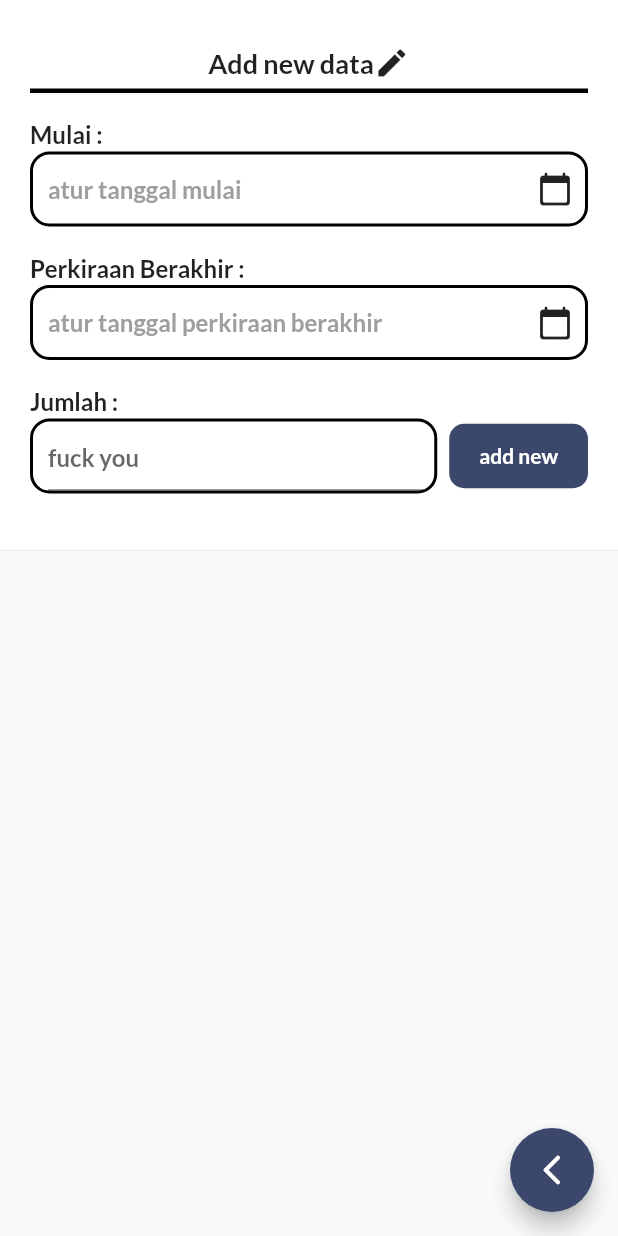
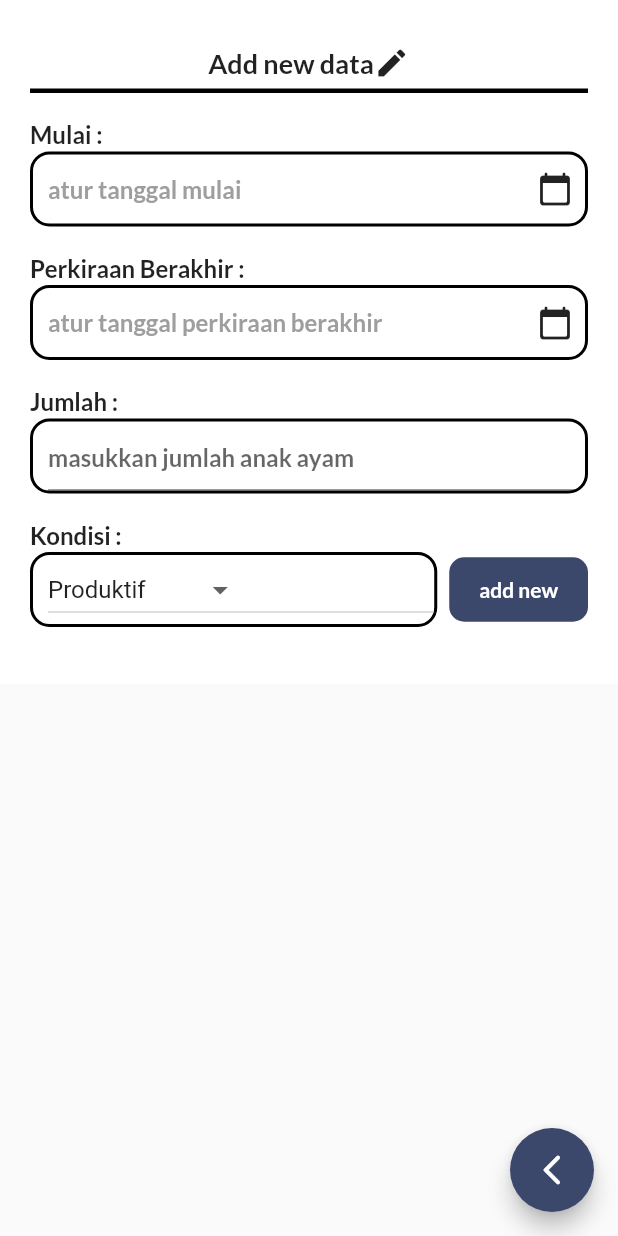
Before and after one commit to Rokel15/Jea-Aplikasi-Penulisan-Ilmiah-Gunadarma, a Flutter app: the addData_Afkeur screen opened directly, on a phone screen of 412 x 824 dp. Run offline on Flutter 3.47's test engine with Material 2 defaults, Android fonts, the phone set to English and light mode, and no system bars; our stand-ins replace cloud_firestore, firebase_core, get, google_fonts, sqflite; missing offline and left inert: syncfusion_flutter_pdfviewer; accounts and stored records are empty.

Commit message:
ui afkeur

```diff
--- a/lib/ui/Afkeur/addData_Afkeur.dart
+++ b/lib/ui/Afkeur/addData_Afkeur.dart
@@ -44,6 +44,14 @@ class _addData_AfkeurState extends State<addData_Afkeur> {
   }
 
   TextEditingController inputJumlah_controller = TextEditingController();
+
+  List<String> listKondisi = ['Produktif', 'tidak produktif'];
+  String kondisiAwal = 'Produktif';
+  void onChanged_kondisi(String? value){
+    setState(() {
+      kondisiAwal = value!;
+    });
+  }
 
   @override
   Widget build(BuildContext context) {
@@ -276,10 +284,75 @@ class _addData_AfkeurState extends State<addData_Afkeur> {
                                           )
                                       ),
                                       decoration: InputDecoration(
-                                        hintText: 'fuck you',
+                                        hintText: 'masukkan jumlah anak ayam',
                                       ),
                                     ),
                                   ),
+                                ),
+                              ),
+                            ],
+                          ),
+                        ],
+                      ),
+                    ),
+                    Container(
+                      padding: EdgeInsets.only(top: 5, bottom: 13),
+                      child: Column(
+                        crossAxisAlignment: CrossAxisAlignment.start,
+                        children: [
+                          Text(
+                            'Kondisi :',
+                            style: GoogleFonts.lato(
+                              textStyle: TextStyle(
+                                fontSize: 16,
+                                fontWeight: FontWeight.w600
+                              )
+                            ),
+                          ),
+                          SizedBox(
+                            height: 2,
+                          ),
+                          Row(
+                            children: [
+                              Expanded(
+                                child: Container(
+                                  height: 50,
+                                  decoration: BoxDecoration(
+                                      borderRadius: BorderRadius.circular(13),
+                                      border: Border.all(
+                                          width: 2,
+                                          color: Colors.black
+                                      )
+                                  ),
+                                  child: Padding(
+                                    padding: const EdgeInsets.only(left: 10),
+                                    child: DropdownButton(
+                                          value: kondisiAwal,
+                                          items: listKondisi.map((String e)
+                                          => DropdownMenuItem(
+                                              value: e,
+                                              child: Text(e)
+                                          )).toList(),
+                                          onChanged: (String? value){
+                                            onChanged_kondisi(value);
+                                          },
+                                        ),
+                                  ),
+                                  // child: Padding(
+                                  //   padding: const EdgeInsets.only(left: 10, right: 5),
+                                  //   child:
+                                  //   DropdownButton(
+                                  //     value: kondisiAwal,
+                                  //     items: listKondisi.map((String e)
+                                  //     => DropdownMenuItem(
+                                  //         value: e,
+                                  //         child: Text(e)
+                                  //     )).toList(),
+                                  //     onChanged: (String? value){
+                                  //       onChanged_kondisi(value);
+                                  //     },
+                                  //   ),
+                                  // ),
                                 ),
                               ),
                               GestureDetector(
```
Lines whose indentation alone changed are shown as unchanged.
